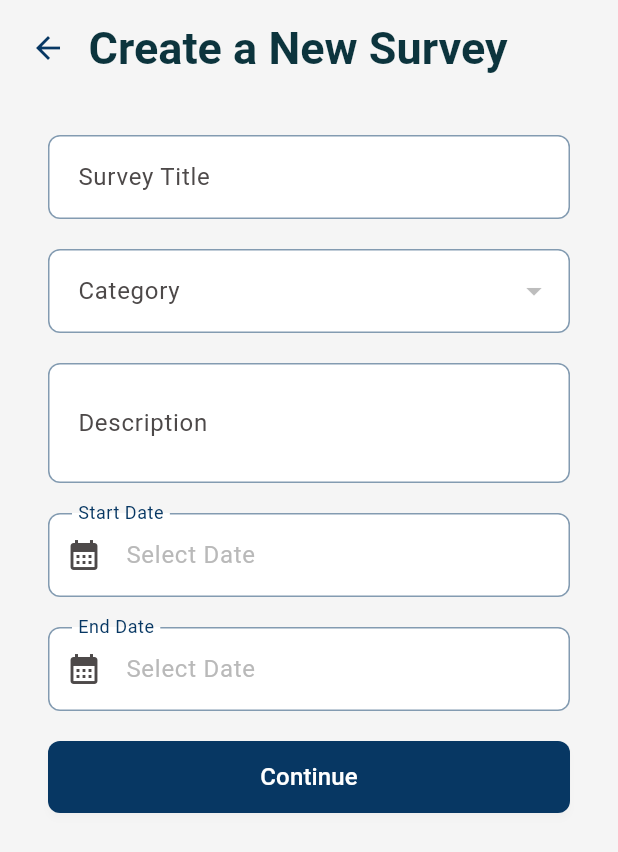
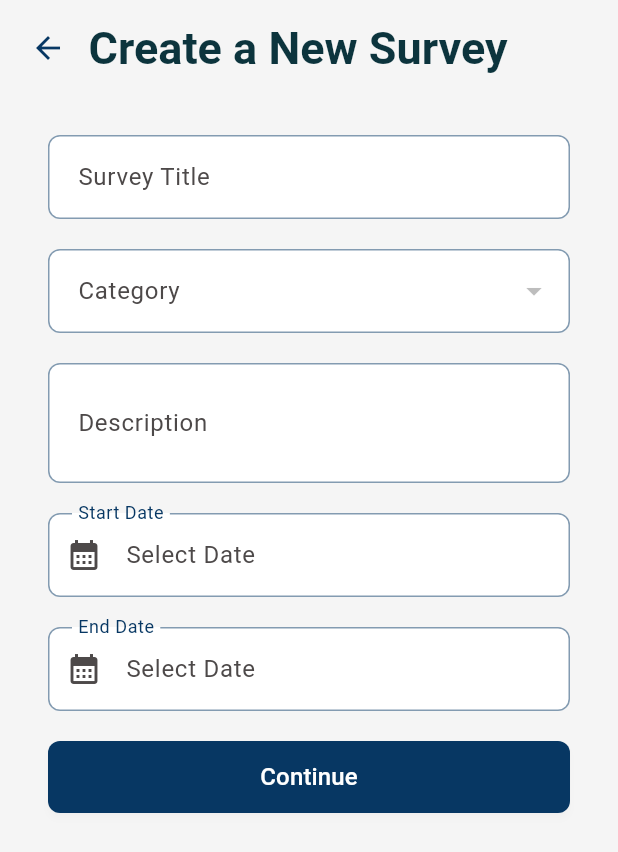
Before and after one commit to manuelcabrera1/surbased, a Flutter app: the SurveyCreatePage screen opened by its route, on a phone screen of 412 x 824 dp. Shown: the top 852 px of the screen. Run offline on Flutter 3.47's test engine with Material 3 defaults, Android fonts, the phone set to English and light mode, and no system bars; our stand-ins replace fl_chart, shared_preferences, table_calendar; accounts and stored records are empty; generated files the repository leaves out were written again.

Commit message:
style(frontend): rechange custom date input placeholder color

```diff
--- a/client/surbased/lib/src/auth/application/widgets/date_form_field_widget.dart
+++ b/client/surbased/lib/src/auth/application/widgets/date_form_field_widget.dart
@@ -50,7 +50,7 @@ class DateFormField extends FormField<DateTime> {
                 child: state.value == null
                     ? Text(AppLocalizations.of(context)!.select_date,
                         style: theme.textTheme.bodyLarge?.copyWith(
-                            color: theme.colorScheme.surfaceTint))
+                            color: theme.colorScheme.onSurfaceVariant))
                     : Text(DateFormat('dd/MM/yyyy').format(state.value!),
                         style: theme.textTheme.bodyLarge!.copyWith(
                             color: !enabled
```
